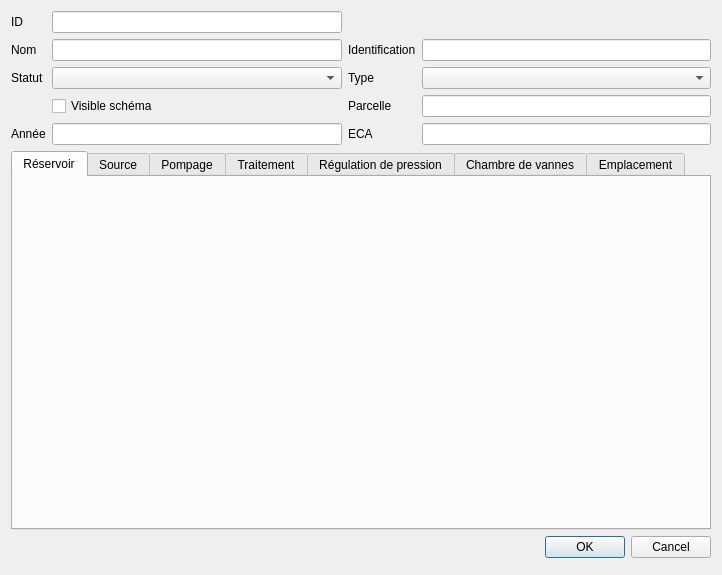
This is qgis-project/ui_forms/installation.ui in qwat/QWAT as Qt 5 draws it before an edit. The edited form follows.
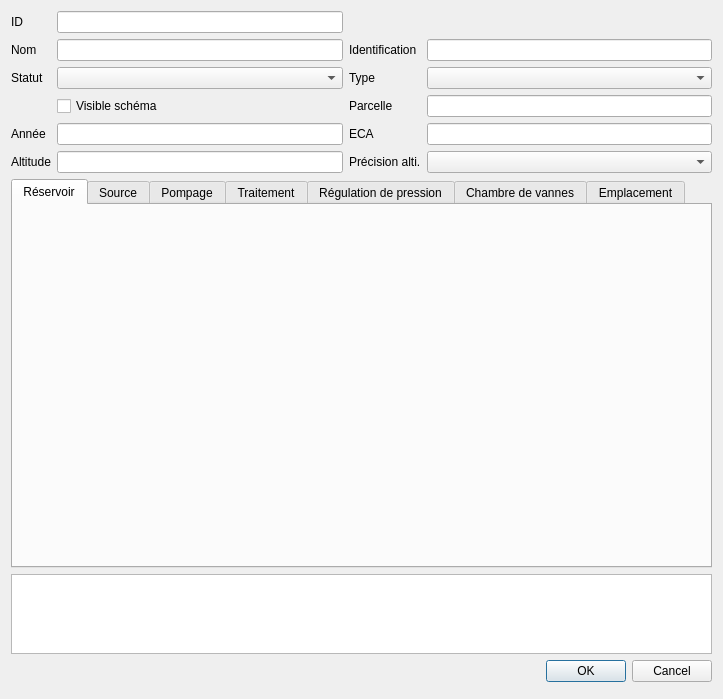
This is the edited form.

Commit message: fix for installation and subscriber ui

What changed in the file:
```diff
--- a/qgis-project/ui_forms/installation.ui
+++ b/qgis-project/ui_forms/installation.ui
@@ -6,8 +6,8 @@
    <rect>
     <x>0</x>
     <y>0</y>
-    <width>722</width>
-    <height>575</height>
+    <width>723</width>
+    <height>699</height>
    </rect>
   </property>
   <property name="windowTitle">
@@ -17,17 +17,7 @@
    <double>1.000000000000000</double>
   </property>
   <layout class="QGridLayout" name="gridLayout">
-   <item row="3" column="2">
-    <widget class="QLabel" name="label_6">
-     <property name="text">
-      <string>Parcelle</string>
-     </property>
-    </widget>
-   </item>
-   <item row="4" column="1">
-    <widget class="QLineEdit" name="year"/>
-   </item>
-   <item row="0" column="1">
+   <item row="1" column="1">
     <widget class="QLineEdit" name="id">
      <property name="readOnly">
       <bool>true</bool>
@@ -35,49 +25,13 @@
     </widget>
    </item>
    <item row="1" column="0">
-    <widget class="QLabel" name="label_2">
-     <property name="text">
-      <string>Nom</string>
-     </property>
-    </widget>
-   </item>
-   <item row="3" column="3">
-    <widget class="QLineEdit" name="parcel"/>
-   </item>
-   <item row="7" column="0">
-    <widget class="QWidget" name="widget_3" native="true"/>
-   </item>
-   <item row="0" column="0">
     <widget class="QLabel" name="label">
      <property name="text">
       <string>ID</string>
      </property>
     </widget>
    </item>
-   <item row="6" column="0" colspan="4">
-    <widget class="QDialogButtonBox" name="buttonBox">
-     <property name="orientation">
-      <enum>Qt::Horizontal</enum>
-     </property>
-     <property name="standardButtons">
-      <set>QDialogButtonBox::Cancel|QDialogButtonBox::Ok</set>
-     </property>
-    </widget>
-   </item>
-   <item row="1" column="1">
-    <widget class="QLineEdit" name="name"/>
-   </item>
-   <item row="4" column="3">
-    <widget class="QLineEdit" name="eca"/>
-   </item>
-   <item row="4" column="0">
-    <widget class="QLabel" name="label_5">
-     <property name="text">
-      <string>Année</string>
-     </property>
-    </widget>
-   </item>
-   <item row="5" column="0" colspan="4">
+   <item row="8" column="0" colspan="4">
     <widget class="QTabWidget" name="tabWidget">
      <property name="currentIndex">
       <number>0</number>
@@ -182,24 +136,116 @@
      </widget>
     </widget>
    </item>
-   <item row="4" column="2">
-    <widget class="QLabel" name="label_7">
-     <property name="text">
-      <string>ECA</string>
+   <item row="10" column="0" colspan="4">
+    <widget class="QDialogButtonBox" name="buttonBox">
+     <property name="orientation">
+      <enum>Qt::Horizontal</enum>
+     </property>
+     <property name="standardButtons">
+      <set>QDialogButtonBox::Cancel|QDialogButtonBox::Ok</set>
      </property>
     </widget>
    </item>
-   <item row="2" column="1">
+   <item row="3" column="1">
     <widget class="QComboBox" name="fk_status"/>
    </item>
-   <item row="2" column="0">
+   <item row="3" column="0">
     <widget class="QLabel" name="label_8">
      <property name="text">
       <string>Statut</string>
      </property>
     </widget>
    </item>
-   <item row="2" column="2">
+   <item row="2" column="0">
+    <widget class="QLabel" name="label_2">
+     <property name="text">
+      <string>Nom</string>
+     </property>
+    </widget>
+   </item>
+   <item row="6" column="1">
+    <widget class="QLineEdit" name="altitude"/>
+   </item>
+   <item row="4" column="1">
+    <widget class="QCheckBox" name="schema_visible">
+     <property name="layoutDirection">
+      <enum>Qt::LeftToRight</enum>
+     </property>
+     <property name="text">
+      <string>Visible schéma</string>
+     </property>
+    </widget>
+   </item>
+   <item row="11" column="0">
+    <widget class="QWidget" name="widget_3" native="true"/>
+   </item>
+   <item row="2" column="1">
+    <widget class="QLineEdit" name="name"/>
+   </item>
+   <item row="5" column="0">
+    <widget class="QLabel" name="label_5">
+     <property name="text">
+      <string>Année</string>
+     </property>
+    </widget>
+   </item>
+   <item row="5" column="2">
+    <widget class="QLabel" name="label_7">
+     <property name="text">
+      <string>ECA</string>
+     </property>
+    </widget>
+   </item>
+   <item row="6" column="3">
+    <widget class="QComboBox" name="fk_precisionalti"/>
+   </item>
+   <item row="5" column="1">
+    <widget class="QLineEdit" name="year"/>
+   </item>
+   <item row="6" column="2">
+    <widget class="QLabel" name="label_9">
+     <property name="text">
+      <string>Précision alti.</string>
+     </property>
+    </widget>
+   </item>
+   <item row="4" column="2">
+    <widget class="QLabel" name="label_6">
+     <property name="text">
+      <string>Parcelle</string>
+     </property>
+    </widget>
+   </item>
+   <item row="9" column="0" colspan="4">
+    <widget class="QPlainTextEdit" name="remark">
+     <property name="maximumSize">
+      <size>
+       <width>16777215</width>
+       <height>80</height>
+      </size>
+     </property>
+     <property name="tabStopWidth">
+      <number>80</number>
+     </property>
+    </widget>
+   </item>
+   <item row="5" column="3">
+    <widget class="QLineEdit" name="eca"/>
+   </item>
+   <item row="6" column="0">
+    <widget class="QLabel" name="label_10">
+     <property name="text">
+      <string>Altitude</string>
+     </property>
+    </widget>
+   </item>
+   <item row="4" column="3">
+    <widget class="QLineEdit" name="parcel"/>
+   </item>
+   <item row="3" column="3">
+    <widget class="QComboBox" name="fk_type"/>
+   </item>
+   <item row="3" column="2">
     <widget class="QLabel" name="label_3">
      <property name="text">
       <string>Type</string>
@@ -207,28 +253,15 @@
     </widget>
    </item>
    <item row="2" column="3">
-    <widget class="QComboBox" name="fk_type"/>
-   </item>
-   <item row="1" column="3">
     <widget class="QLineEdit" name="identification"/>
    </item>
-   <item row="1" column="2">
+   <item row="2" column="2">
     <widget class="QLabel" name="label_4">
      <property name="text">
       <string>Identification</string>
      </property>
     </widget>
    </item>
-   <item row="3" column="1">
-    <widget class="QCheckBox" name="schema_visible">
-     <property name="layoutDirection">
-      <enum>Qt::LeftToRight</enum>
-     </property>
-     <property name="text">
-      <string>Visible schéma</string>
-     </property>
-    </widget>
-   </item>
   </layout>
  </widget>
  <resources/>
```
The commit also changes 3 other files.
